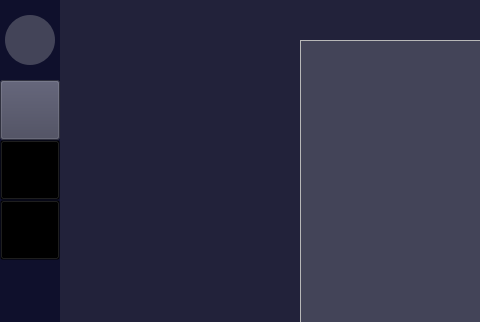
Qt form ui/main.ui (feroooooo/LibClient) before a commit; both pictures show x 0 to 480 and y 0 to 322 of the 1280 by 720 pixel window.
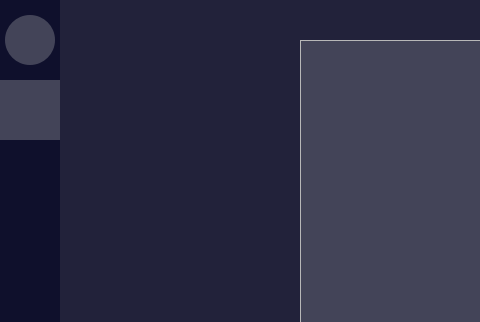
The same form after that commit. Icons and pictures are not drawn.

Commit message: flat button

```diff
--- a/ui/main.ui
+++ b/ui/main.ui
@@ -203,6 +203,7 @@
             <property name="styleSheet">
              <string notr="true">QPushButton{
 	background-color:transparent;
+	border: none;
 }
 QPushButton:hover{
 	background-color:#434458;
```
Left out of the diff: 6 changed lines with no effect on the pictures. The commit also changes 1 other file.
